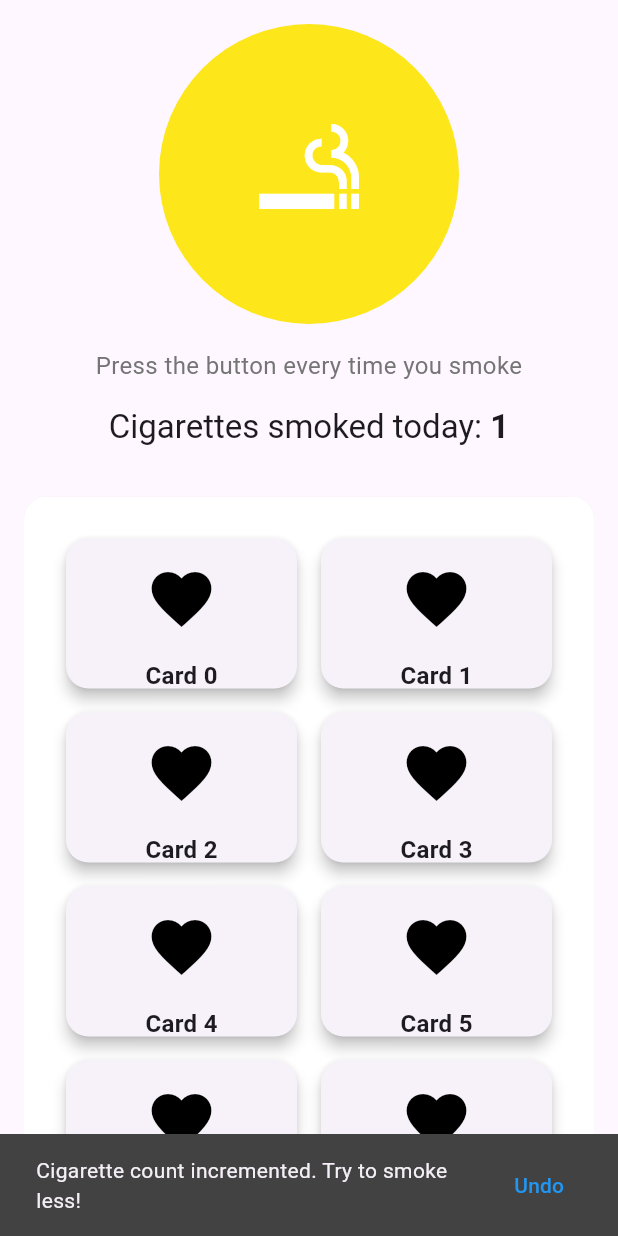
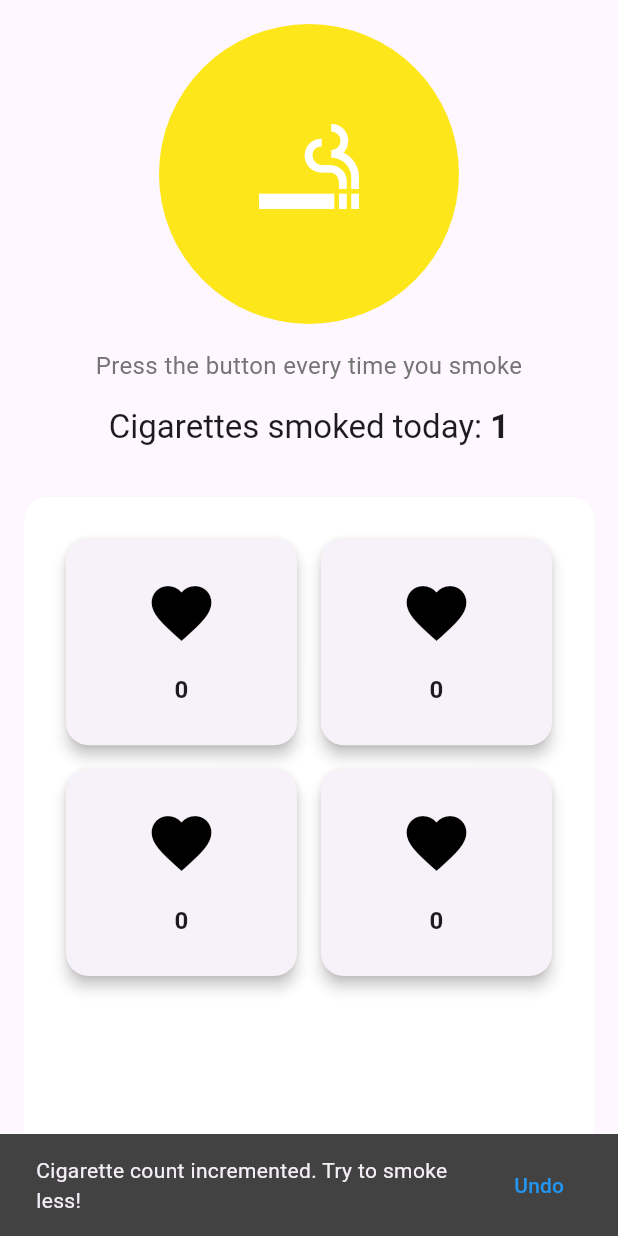
Before and after one commit to edoardop13/myquitbuddy, a Flutter app: the CigaretteTracker screen opened directly, after a tap on the "smoking rooms" icon, on a phone screen of 412 x 824 dp. Run offline on Flutter 3.47's test engine with Material 3 defaults, Android fonts, the phone set to English and light mode, and no system bars; our stand-ins replace babstrap_settings_screen, dio, fl_chart, flutter_heatmap_calendar, flutter_secure_storage, jwt_decoder and 2 more; missing offline and left inert: confirm_dialog, dio_cache_interceptor, idb_shim; accounts and stored records are empty.

Commit message:
try to make cards

```diff
--- a/lib/main.dart
+++ b/lib/main.dart
@@ -2,8 +2,6 @@ import 'package:flutter/material.dart';
 import 'package:myquitbuddy/managers/tokenManager.dart';
 import 'package:myquitbuddy/sharedWidgets/loading.dart';
 import 'package:myquitbuddy/utils/appInterceptor.dart';
-import 'screens/home/cigaretteTracker.dart';
-import 'screens/profilePage.dart';
 import 'package:flutter/services.dart';
 import 'package:myquitbuddy/screens/home/homePage.dart';
 import 'package:myquitbuddy/screens/login/loginPage.dart';
--- a/lib/screens/home/cardsGrid.dart
+++ b/lib/screens/home/cardsGrid.dart
@@ -1,4 +1,6 @@
 import 'package:flutter/material.dart';
+import 'package:myquitbuddy/models/heartrate.dart';
+import 'package:myquitbuddy/repositories/remote/patientRemoteRepository.dart';
 
 class CardsGrid extends StatelessWidget {
   @override
@@ -10,13 +12,13 @@ class CardsGrid extends StatelessWidget {
           crossAxisCount: 2, // 2 columns
           mainAxisSpacing: 8.0,
           crossAxisSpacing: 8.0,
-          childAspectRatio: 3 / 2, // Aspect ratio of the cards
+          childAspectRatio: 2 / 1.8, // Aspect ratio of the cards
         ),
-        itemCount: 8, // 2 columns * 4 rows
+        itemCount: 4, // 2 columns * 4 rows
         itemBuilder: (BuildContext context, int index) {
           return CustomCard(
-            icon: Icons.favorite,
-            text: 'Card $index',
+            // icon: Icons.favorite,
+            // text: 'Card $index',
           );
         },
         shrinkWrap: true, // To limit GridView height
@@ -26,15 +28,50 @@ class CardsGrid extends StatelessWidget {
   }
 }
 
-class CustomCard extends StatelessWidget {
-  final IconData icon;
-  final String text;
+class CustomCard extends StatefulWidget {
+  @override
+  _CustomCardState createState() => _CustomCardState();
+}
 
-  const CustomCard({
-    Key? key,
-    required this.icon,
-    required this.text,
-  }) : super(key: key);
+class _CustomCardState extends State<CustomCard> {
+
+  final PatientRemoteRepository _apiService = PatientRemoteRepository();
+  List<Heartrate> _measures = [];
+  bool _isLoading = true;
+
+  @override
+  void initState() {
+    super.initState();
+    _fetchHeartRate();
+  }
+
+  Future<void> _fetchHeartRate() async {
+    try {
+      print("fetching heartrate");
+      final measures = await PatientRemoteRepository.getHeartrate(DateTime(2024));
+      print(measures);
+      setState(() {
+        _measures = measures ?? [];
+        _isLoading = false;
+      });
+    } catch (e) {
+      setState(() {
+        _isLoading = false;
+      });
+      ScaffoldMessenger.of(context).showSnackBar(
+        SnackBar(content: Text('Failed to load posts')),
+      );
+    }
+  }
+
+  // final IconData icon;
+  // final String text;
+
+  // const CustomCard({
+  //   Key? key,
+  //   required this.icon,
+  //   required this.text,
+  // }) : super(key: key);
 
   @override
   Widget build(BuildContext context) {
@@ -50,13 +87,13 @@ class CustomCard extends StatelessWidget {
           crossAxisAlignment: CrossAxisAlignment.center,
           children: [
             Icon(
-              icon,
+              Icons.favorite,
               size: 48.0,
               color: Theme.of(context).primaryColor,
             ),
             const SizedBox(height: 16.0),
             Text(
-              text,
+              _measures.fold(0, (sum, item) => sum + item.value).toString(),
               style: const TextStyle(
                 fontSize: 16.0,
                 fontWeight: FontWeight.bold,
--- a/lib/screens/home/cigaretteTracker.dart
+++ b/lib/screens/home/cigaretteTracker.dart
@@ -146,7 +146,7 @@ class _CigaretteTrackerState extends State<CigaretteTracker> {
               child: ClipRRect(
                 borderRadius: BorderRadius.circular(15.0),
                 child: Container(
-                  decoration: BoxDecoration(
+                  decoration: const BoxDecoration(
                     color: Colors.white,
                     boxShadow: [
                       BoxShadow(
--- a/lib/screens/statisticsPage.dart
+++ b/lib/screens/statisticsPage.dart
@@ -186,7 +186,7 @@ class _StatisticsPageState extends State<StatisticsPage> {
             toY: (_cigaretteCounts[hourKey] ?? 0).toDouble(),
             color: Colors.blue,
             width: 16,
-            borderRadius: BorderRadius.vertical(top: Radius.circular(4)),
+            borderRadius: const BorderRadius.vertical(top: Radius.circular(4)),
           ),
         ],
       );
```
Also changed, not shown: lib/repositories/remote/patientRemoteRepository.dart (+1 -9 lines), lib/sharedWidgets/heatmap_calendar.dart (+4 -4 lines).
